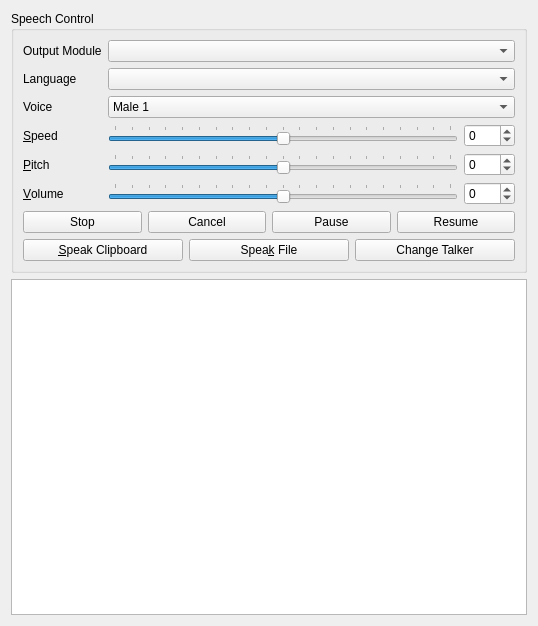
First picture: the form in kttsjobmgr/kttsjobmgr.ui, repository KDE/jovie, before the edit.
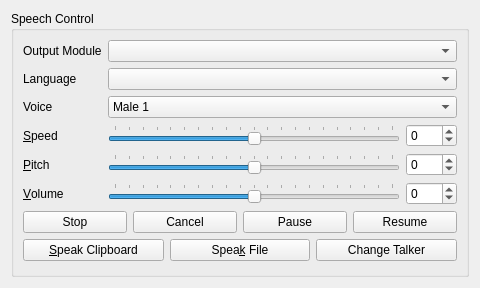
Second picture: the form after the edit. Custom widgets are drawn as their Qt base class.

Commit message: remove job information, because jobs are no longer kept in the daemon anyway, will need to rename the tab to realtime controls or something

```diff
--- a/kttsjobmgr/kttsjobmgr.ui
+++ b/kttsjobmgr/kttsjobmgr.ui
@@ -1,12 +1,12 @@
 <ui version="4.0" >
  <class>kttsjobmgr</class>
- <widget class="QWidget" name="kttsjobmgr" >
-  <property name="geometry" >
+ <widget class="QWidget" name="kttsjobmgr">
+  <property name="geometry">
    <rect>
     <x>0</x>
     <y>0</y>
-    <width>538</width>
-    <height>626</height>
+    <width>480</width>
+    <height>288</height>
    </rect>
   </property>
   <property name="windowTitle" >
@@ -306,19 +306,6 @@
      </layout>
     </widget>
    </item>
-   <item>
-    <widget class="QTableView" name="m_jobTableView" >
-     <property name="sizePolicy" >
-      <sizepolicy vsizetype="Expanding" hsizetype="Expanding" >
-       <horstretch>0</horstretch>
-       <verstretch>1</verstretch>
-      </sizepolicy>
-     </property>
-     <property name="selectionBehavior" >
-      <enum>QAbstractItemView::SelectRows</enum>
-     </property>
-    </widget>
-   </item>
   </layout>
  </widget>
  <customwidgets>
```
Left out of the diff: 247 changed lines with no effect on the pictures. The commit also changes 5 other files.
